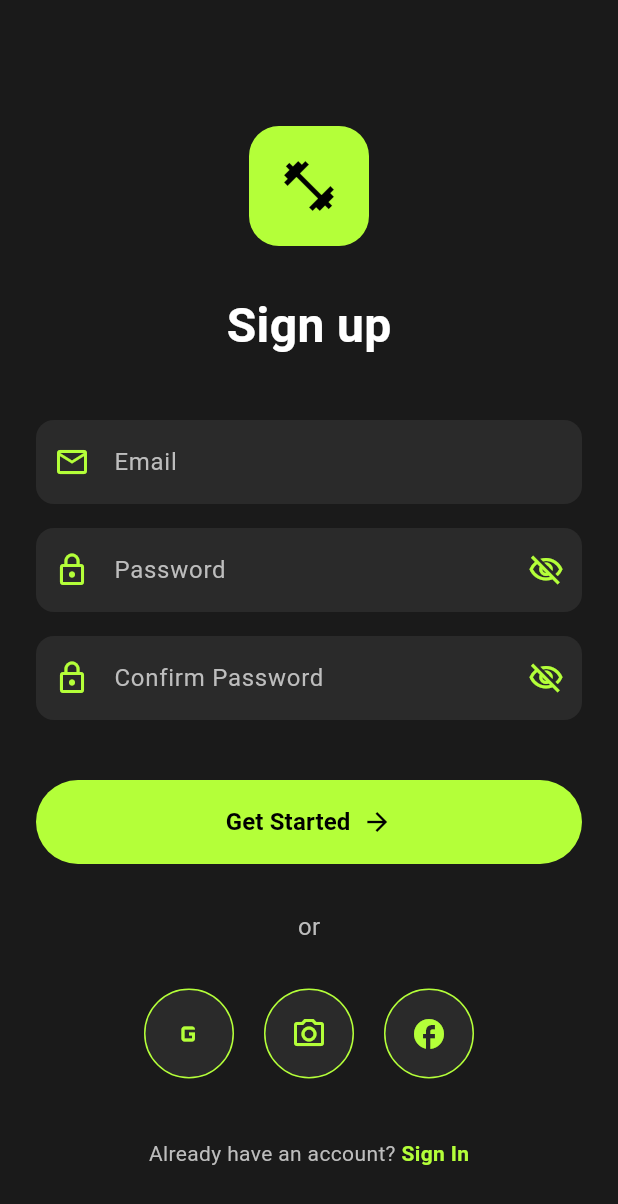
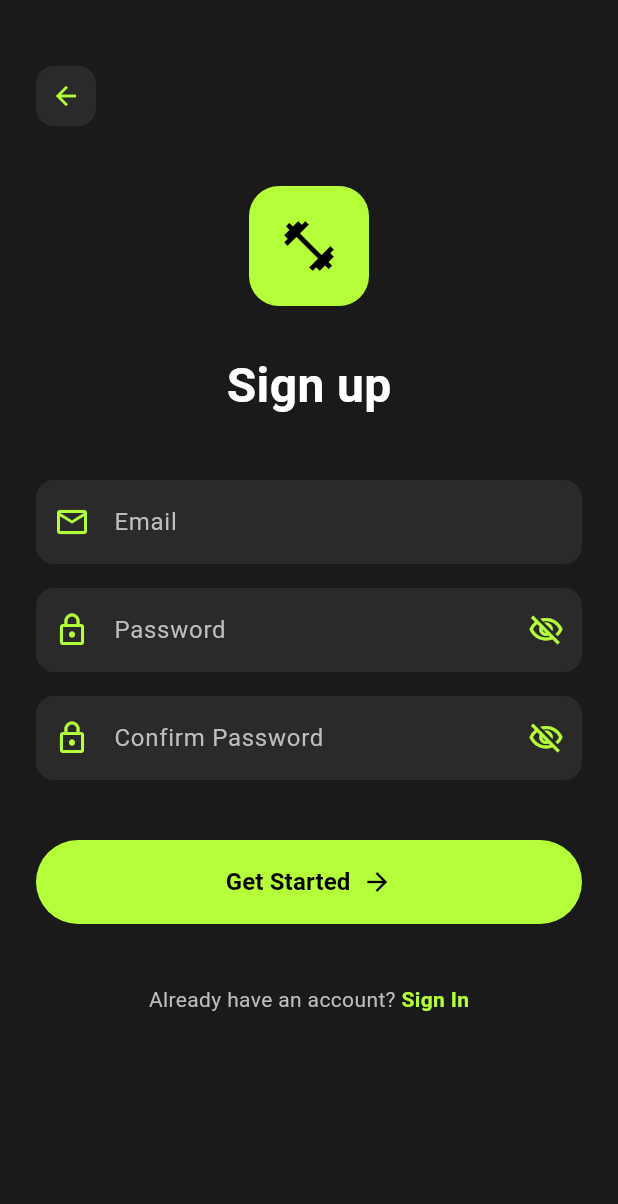
Before and after one commit to potter65315130/project, a Flutter app: the screen it shows after launch, after a tap on "Sign up", on a phone screen of 412 x 824 dp. Shown: the top 1204 px of the screen. Run offline on Flutter 3.47's test engine with Material 3 defaults, Android fonts, the phone set to English and light mode, and no system bars; our stand-ins replace cloud_firestore, firebase_auth, firebase_core, flutter_map, geolocator, latlong2; missing offline and left inert: mobile_scanner; accounts and stored records are empty.

Commit message:
update screen

```diff
--- a/lib/screens/login_screen.dart
+++ b/lib/screens/login_screen.dart
@@ -38,13 +38,13 @@ class _LoginScreenState extends State<LoginScreen> {
                   width: 80,
                   height: 80,
                   decoration: BoxDecoration(
-                    color: const Color(0xFF9ACD32), // Lime green
+                    color: const Color(0xFFB4FF39), // สีเขียวสดใส
                     borderRadius: BorderRadius.circular(20),
                   ),
                   child: const Icon(
                     Icons.fitness_center,
                     size: 40,
-                    color: Colors.white,
+                    color: Colors.black,
                   ),
                 ),
                 const SizedBox(height: 30),
@@ -273,59 +273,6 @@ class _LoginScreenState extends State<LoginScreen> {
                   ),
                 ),
                 const SizedBox(height: 40),
-                // Divider
-                const Row(
-                  children: [
-                    Expanded(
-                      child: Divider(
-                        thickness: 1,
-                        color: Colors.grey,
-                      ),
-                    ),
-                    Padding(
-                      padding: EdgeInsets.symmetric(horizontal: 16),
-                      child: Text(
-                        "หรือ",
-                        style: TextStyle(
-                          fontSize: 14,
-                          color: Colors.grey,
-                        ),
-                      ),
-                    ),
-                    Expanded(
-                      child: Divider(
-                        thickness: 1,
-                        color: Colors.grey,
-                      ),
-                    ),
-                  ],
-                ),
-                const SizedBox(height: 30),
-                // Social Login Buttons
-                Row(
-                  mainAxisAlignment: MainAxisAlignment.spaceEvenly,
-                  children: [
-                    _buildSocialButton(
-                      icon: Icons.g_mobiledata,
-                      onTap: () {
-                        // Google login
-                      },
-                    ),
-                    _buildSocialButton(
-                      icon: Icons.camera_alt_outlined,
-                      onTap: () {
-                        // Instagram login
-                      },
-                    ),
-                    _buildSocialButton(
-                      icon: Icons.facebook,
-                      onTap: () {
-                        // Facebook login
-                      },
-                    ),
-                  ],
-                ),
-                const SizedBox(height: 40),
                 // Sign up link
                 Row(
                   mainAxisAlignment: MainAxisAlignment.center,
@@ -364,26 +311,4 @@ class _LoginScreenState extends State<LoginScreen> {
       ),
     );
   }
-
-  Widget _buildSocialButton({
-    required IconData icon,
-    required VoidCallback onTap,
-  }) {
-    return GestureDetector(
-      onTap: onTap,
-      child: Container(
-        width: 50,
-        height: 50,
-        decoration: BoxDecoration(
-          color: const Color(0xFF2A2A2A),
-          borderRadius: BorderRadius.circular(12),
-        ),
-        child: Icon(
-          icon,
-          color: const Color(0xFF9ACD32),
-          size: 24,
-        ),
-      ),
-    );
-  }
 }
--- a/lib/screens/signup_screen.dart
+++ b/lib/screens/signup_screen.dart
@@ -168,7 +168,37 @@ class _SignupScreenState extends State<SignupScreen> {
             padding: const EdgeInsets.all(24.0),
             child: Column(
               children: [
-                const SizedBox(height: 60),
+                const SizedBox(height: 20),
+                // ปุ่มย้อนกลับ
+                Row(
+                  children: [
+                    GestureDetector(
+                      onTap: () {
+                        if (_isLoading) return;
+                        Navigator.pushReplacement(
+                          context,
+                          MaterialPageRoute(
+                            builder: (context) => const LoginScreen(),
+                          ),
+                        );
+                      },
+                      child: Container(
+                        width: 40,
+                        height: 40,
+                        decoration: BoxDecoration(
+                          color: const Color(0xFF2A2A2A),
+                          borderRadius: BorderRadius.circular(12),
+                        ),
+                        child: const Icon(
+                          Icons.arrow_back,
+                          color: Color(0xFFB4FF39),
+                          size: 20,
+                        ),
+                      ),
+                    ),
+                  ],
+                ),
+                const SizedBox(height: 40),
                 // ไอคอนแดมเบล
                 Container(
                   width: 80,
@@ -346,31 +376,6 @@ class _SignupScreenState extends State<SignupScreen> {
                     ),
                   ),
 
-                const SizedBox(height: 30),
-
-                // ข้อความ "or"
-                Text(
-                  "or",
-                  style: TextStyle(
-                    color: Colors.grey[400],
-                    fontSize: 16,
-                  ),
-                ),
-
-                const SizedBox(height: 30),
-
-                // ปุ่ม Social Login
-                Row(
-                  mainAxisAlignment: MainAxisAlignment.center,
-                  children: [
-                    _buildSocialButton(Icons.g_mobiledata, () {}),
-                    const SizedBox(width: 20),
-                    _buildSocialButton(Icons.camera_alt_outlined, () {}),
-                    const SizedBox(width: 20),
-                    _buildSocialButton(Icons.facebook, () {}),
-                  ],
-                ),
-
                 const SizedBox(height: 40),
 
                 // ลิงค์ไปหน้า Sign In
@@ -412,27 +417,4 @@ class _SignupScreenState extends State<SignupScreen> {
       ),
     );
   }
-
-  Widget _buildSocialButton(IconData icon, VoidCallback onTap) {
-    return GestureDetector(
-      onTap: onTap,
-      child: Container(
-        width: 60,
-        height: 60,
-        decoration: BoxDecoration(
-          color: const Color(0xFF2A2A2A),
-          borderRadius: BorderRadius.circular(30),
-          border: Border.all(
-            color: const Color(0xFFB4FF39),
-            width: 1,
-          ),
-        ),
-        child: Icon(
-          icon,
-          color: const Color(0xFFB4FF39),
-          size: 24,
-        ),
-      ),
-    );
-  }
 }
```
